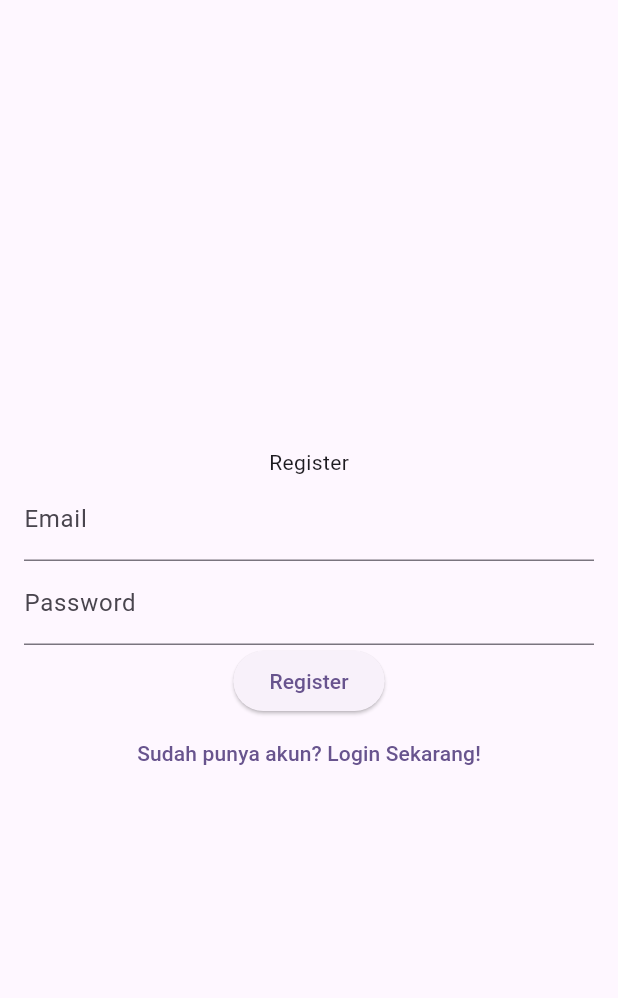
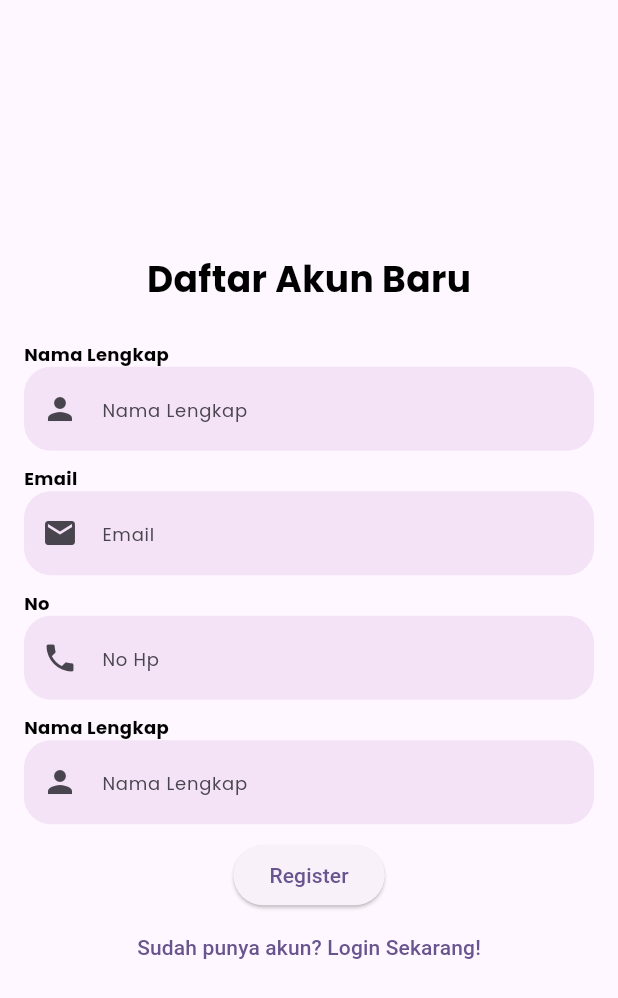
Before and after one commit to Alan21103/20220140127_UCP1Flutter, a Flutter app: the RegisterPage screen opened directly, on a phone screen of 412 x 824 dp. Shown: the top 998 px of the screen. Run offline on Flutter 3.47's test engine with Material 3 defaults, Android fonts, the phone set to English and light mode, and no system bars; our stand-ins replace google_fonts.

Commit message:
Menambahkan icon, placeholder

```diff
--- a/lib/presentation/registerpage.dart
+++ b/lib/presentation/registerpage.dart
@@ -1,4 +1,5 @@
 import 'package:flutter/material.dart';
+import 'package:google_fonts/google_fonts.dart';
 
 class RegisterPage extends StatefulWidget {
   const RegisterPage({super.key});
@@ -25,32 +26,153 @@ class _RegisterPageState extends State<RegisterPage> {
           child: Column(
             mainAxisAlignment: MainAxisAlignment.center,
             children: [
-              Text('Register'),
+              Text(
+                'Daftar Akun Baru',
+                style: GoogleFonts.poppins(
+                  fontSize: 24,
+                  fontWeight: FontWeight.bold,
+                  color: Colors.black,
+                ),
+              ),
+
+              SizedBox(height: 25),
+              Column(
+                crossAxisAlignment: CrossAxisAlignment.start,
+                children: [
+                  Text(
+                    'Nama Lengkap',
+                    style: GoogleFonts.poppins(
+                      fontSize: 12,
+                      fontWeight: FontWeight.bold,
+                      color: Colors.black,
+                    ),
+                  ),
                   TextFormField(
                     controller: emailController,
-                decoration: const InputDecoration(labelText: 'Email'),
+                    decoration: InputDecoration(
+                      hintText: "Nama Lengkap",
+                      hintStyle: GoogleFonts.poppins(fontSize: 12),
+                      border: OutlineInputBorder(
+                        borderRadius: BorderRadius.circular(18),
+                        borderSide: BorderSide.none,
+                      ),
+                      fillColor: Colors.purple.withOpacity(0.1),
+                      filled: true,
+                      prefixIcon: const Icon(Icons.person),
+                    ),
                     validator: (value) {
                       if (value == null || value.isEmpty) {
-                    return 'Please enter your email';
+                        return 'Please enter your Nama Lengkap';
                       }
                       return null;
                     },
                   ),
+                ],
+              ),
+              SizedBox(height: 10),
+              Column(
+                crossAxisAlignment: CrossAxisAlignment.start,
+                children: [
+                  Text(
+                    'Email',
+                    style: GoogleFonts.poppins(
+                      fontSize: 12,
+                      fontWeight: FontWeight.bold,
+                      color: Colors.black,
+                    ),
+                  ),
                   TextFormField(
-                controller: passwordController,
-                decoration: const InputDecoration(labelText: 'Password'),
-                obscureText: true,
+                    controller: emailController,
+                    decoration: InputDecoration(
+                      hintText: "Email",
+                      hintStyle: GoogleFonts.poppins(fontSize: 12),
+                      border: OutlineInputBorder(
+                        borderRadius: BorderRadius.circular(18),
+                        borderSide: BorderSide.none,
+                      ),
+                      fillColor: Colors.purple.withOpacity(0.1),
+                      filled: true,
+                      prefixIcon: const Icon(Icons.email),
+                    ),
                     validator: (value) {
                       if (value == null || value.isEmpty) {
-                    return 'Please enter your password';
+                        return 'Please enter your Email';
                       }
                       return null;
                     },
                   ),
-              ElevatedButton(
-                onPressed: () {},
-                child: Text('Register'),
+                ],
               ),
+              SizedBox(height: 10),
+              Column(
+                crossAxisAlignment: CrossAxisAlignment.start,
+                children: [
+                  Text(
+                    'No',
+                    style: GoogleFonts.poppins(
+                      fontSize: 12,
+                      fontWeight: FontWeight.bold,
+                      color: Colors.black,
+                    ),
+                  ),
+                  TextFormField(
+                    controller: emailController,
+                    decoration: InputDecoration(
+                      hintText: "No Hp",
+                      hintStyle: GoogleFonts.poppins(fontSize: 12),
+                      border: OutlineInputBorder(
+                        borderRadius: BorderRadius.circular(18),
+                        borderSide: BorderSide.none,
+                      ),
+                      fillColor: Colors.purple.withOpacity(0.1),
+                      filled: true,
+                      prefixIcon: const Icon(Icons.phone),
+                    ),
+                    validator: (value) {
+                      if (value == null || value.isEmpty) {
+                        return 'Please enter your Nama Lengkap';
+                      }
+                      return null;
+                    },
+                  ),
+                ],
+              ),
+              SizedBox(height: 10),
+              Column(
+                crossAxisAlignment: CrossAxisAlignment.start,
+                children: [
+                  Text(
+                    'Nama Lengkap',
+                    style: GoogleFonts.poppins(
+                      fontSize: 12,
+                      fontWeight: FontWeight.bold,
+                      color: Colors.black,
+                    ),
+                  ),
+                  TextFormField(
+                    controller: emailController,
+                    decoration: InputDecoration(
+                      hintText: "Nama Lengkap",
+                      hintStyle: GoogleFonts.poppins(fontSize: 12),
+                      border: OutlineInputBorder(
+                        borderRadius: BorderRadius.circular(18),
+                        borderSide: BorderSide.none,
+                      ),
+                      fillColor: Colors.purple.withOpacity(0.1),
+                      filled: true,
+                      prefixIcon: const Icon(Icons.person),
+                    ),
+                    validator: (value) {
+                      if (value == null || value.isEmpty) {
+                        return 'Please enter your Nama Lengkap';
+                      }
+                      return null;
+                    },
+                  ),
+                ],
+              ),
+              SizedBox(height: 10,),
+              ElevatedButton(onPressed: () {}, child: Text('Register')),
               TextButton(
                 onPressed: () {
                   Navigator.pushNamed(context, '/login');
```
Lines whose indentation alone changed are shown as unchanged.
